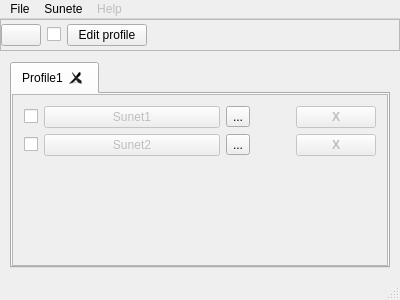
The window that mainwindow.ui (eddyp/podsoundboard) describes before a commit, drawn with Qt 5.
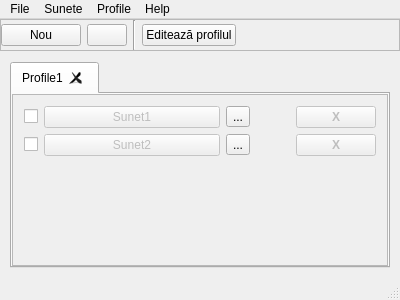
The same window after the commit. Icons and pictures are not drawn.

Commit message: remove checkbox from toolbar; enable icons in menu

Diff of the .ui file:
```diff
--- a/mainwindow.ui
+++ b/mainwindow.ui
@@ -62,7 +62,7 @@
             <string>Adaugă sunet nou</string>
            </property>
            <property name="text">
-            <string/>
+            <string>Nou</string>
            </property>
            <property name="icon">
             <iconset theme="add">
@@ -72,16 +72,7 @@
           </widget>
          </item>
          <item>
-          <widget class="QCheckBox" name="showInactiveCheckBox">
-           <property name="sizePolicy">
-            <sizepolicy hsizetype="Fixed" vsizetype="Fixed">
-             <horstretch>0</horstretch>
-             <verstretch>0</verstretch>
-            </sizepolicy>
-           </property>
-           <property name="toolTip">
-            <string>Ascunde sunetele inactive</string>
-           </property>
+          <widget class="QPushButton" name="pushButton_2">
            <property name="text">
             <string/>
            </property>
@@ -90,15 +81,19 @@
              <normaloff/>
             </iconset>
            </property>
-           <property name="tristate">
-            <bool>true</bool>
+          </widget>
+         </item>
+         <item>
+          <widget class="Line" name="line">
+           <property name="orientation">
+            <enum>Qt::Vertical</enum>
            </property>
           </widget>
          </item>
          <item>
           <widget class="QPushButton" name="pushButton">
            <property name="text">
-            <string>Edit profile</string>
+            <string>Editează profilul</string>
            </property>
            <property name="icon">
             <iconset theme="document-properties"/>
@@ -461,7 +456,7 @@
    </widget>
    <widget class="QMenu" name="menuHelp">
     <property name="enabled">
-     <bool>false</bool>
+     <bool>true</bool>
     </property>
     <property name="sizePolicy">
      <sizepolicy hsizetype="Expanding" vsizetype="Preferred">
@@ -489,8 +484,16 @@
     <addaction name="separator"/>
     <addaction name="actionExit"/>
    </widget>
+   <widget class="QMenu" name="menuProfile">
+    <property name="title">
+     <string>Profile</string>
+    </property>
+    <addaction name="actionNou"/>
+    <addaction name="actionEditeaz_profilul_curent"/>
+   </widget>
    <addaction name="menuFile"/>
    <addaction name="menuSounds"/>
+   <addaction name="menuProfile"/>
    <addaction name="menuHelp"/>
   </widget>
   <widget class="QStatusBar" name="statusBar"/>
```
Left out of the diff: 80 changed lines with no effect on the pictures. The commit also changes 1 other file.
